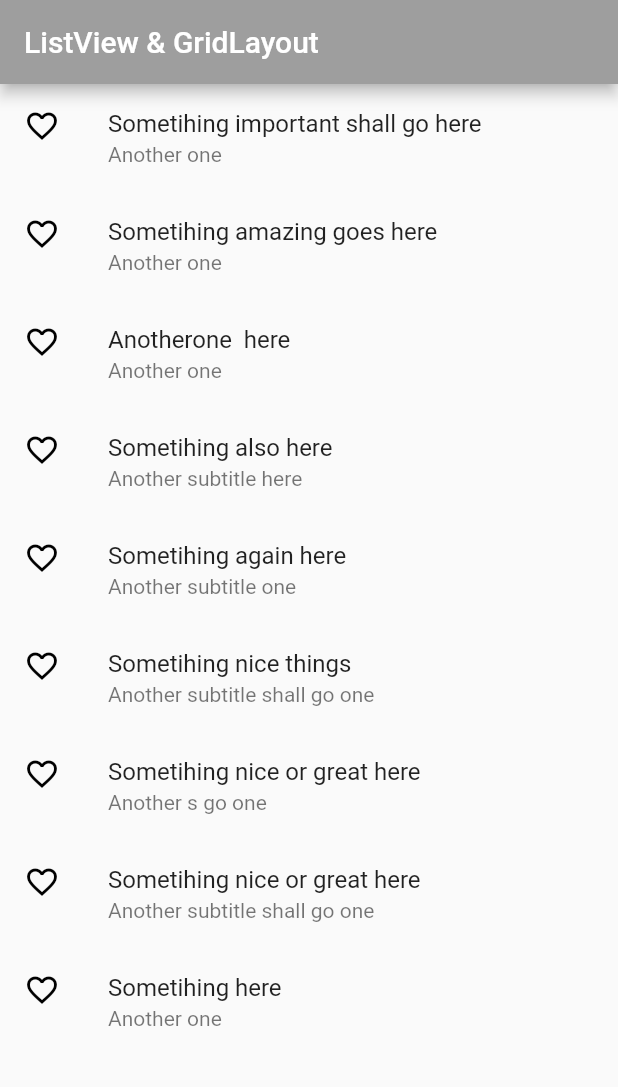
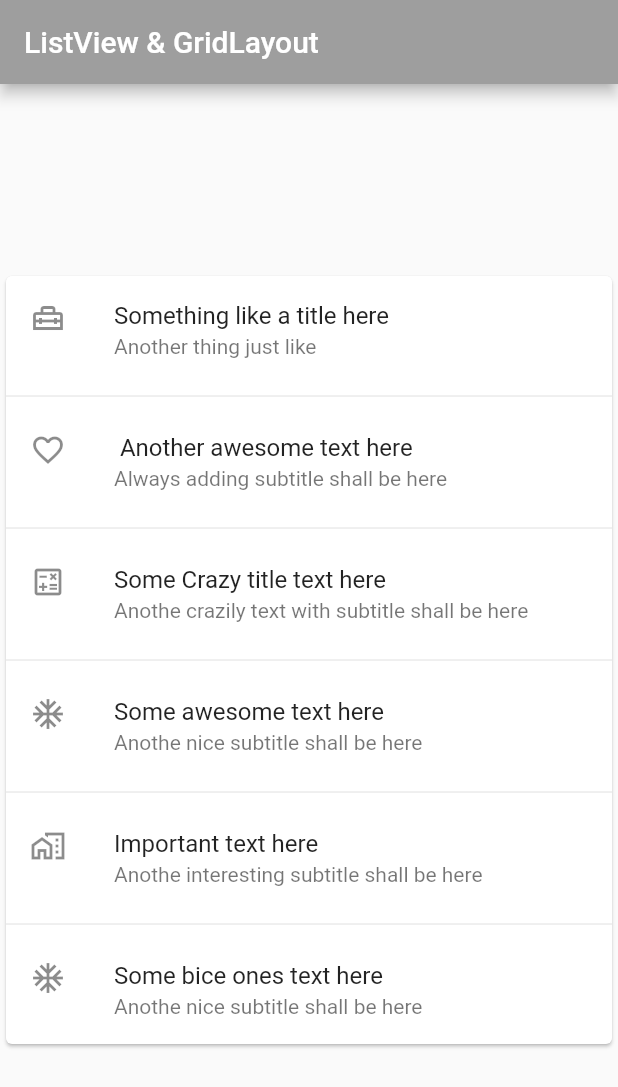
Before and after one commit to Nataanthoni/FlutterListGrid, a Flutter app: the screen it shows after launch, on a phone screen of 412 x 824 dp. Shown: the top 1087 px of the screen. Run offline on Flutter 3.47's test engine with Material 2 defaults, Android fonts, the phone set to English and light mode, and no system bars.

Commit message:
add card layout

```diff
--- a/lib/main.dart
+++ b/lib/main.dart
@@ -1,3 +1,5 @@
+import 'dart:math';
+
 import 'package:flutter/material.dart';
 
 void main() {
@@ -14,7 +16,7 @@ class MyApp extends StatelessWidget {
         title: Text("ListView & GridLayout"),
         backgroundColor: Colors.grey,
       ),
-      body: Center(child: _buildList()),
+      body: Center(child: _buildCards()),
     ));
   }
 }
@@ -60,3 +62,46 @@ ListTile _tile(String title, String subtitle, IconData icon) => ListTile(
         color: Colors.black,
       ),
     );
+
+Widget _buildCards() => SizedBox(
+      height: 520,
+      child: Card(
+          child: Column(
+        children: [
+          ListTile(
+              title: Text("Something like a title here"),
+              subtitle: Text("Another thing just like"),
+              leading: Icon(Icons.home_repair_service_outlined)),
+          Divider(),
+          ListTile(
+            title: Text(" Another awesome text here"),
+            subtitle: Text("Always adding subtitle shall be here"),
+            leading: Icon(Icons.favorite_outline),
+          ),
+          Divider(),
+          ListTile(
+            title: Text("Some Crazy title text here"),
+            subtitle: Text("Anothe crazily text with subtitle shall be here"),
+            leading: Icon(Icons.calculate_outlined),
+          ),
+          Divider(),
+          ListTile(
+            title: Text("Some awesome text here"),
+            subtitle: Text("Anothe nice subtitle shall be here"),
+            leading: Icon(Icons.ac_unit_outlined),
+          ),
+          Divider(),
+          ListTile(
+            title: Text("Important text here"),
+            subtitle: Text("Anothe interesting subtitle shall be here"),
+            leading: Icon(Icons.home_work_outlined),
+          ),
+          Divider(),
+          ListTile(
+            title: Text("Some bice ones text here"),
+            subtitle: Text("Anothe nice subtitle shall be here"),
+            leading: Icon(Icons.ac_unit_outlined),
+          ),
+        ],
+      )),
+    );
```
